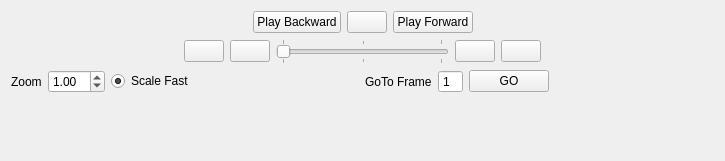
The window that resources/designer_ui/cgtvideocontrols.ui (jonathanHuwP/CrystalGrowthTracker) describes before a commit, drawn with Qt 5.
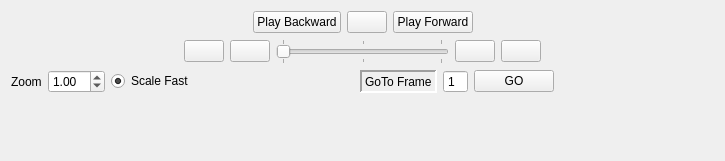
The same window after the commit.

Commit message: first two video widgets working

```diff
--- a/resources/designer_ui/cgtvideocontrols.ui
+++ b/resources/designer_ui/cgtvideocontrols.ui
@@ -222,6 +222,15 @@
      </item>
      <item>
       <widget class="QLabel" name="label">
+       <property name="frameShape">
+        <enum>QFrame::Panel</enum>
+       </property>
+       <property name="frameShadow">
+        <enum>QFrame::Sunken</enum>
+       </property>
+       <property name="lineWidth">
+        <number>2</number>
+       </property>
        <property name="text">
         <string>GoTo Frame</string>
        </property>
@@ -248,6 +257,12 @@
        <property name="text">
         <string>GO</string>
        </property>
+       <property name="iconSize">
+        <size>
+         <width>24</width>
+         <height>24</height>
+        </size>
+       </property>
       </widget>
      </item>
      <item>
```
The commit also changes 2 other files.
